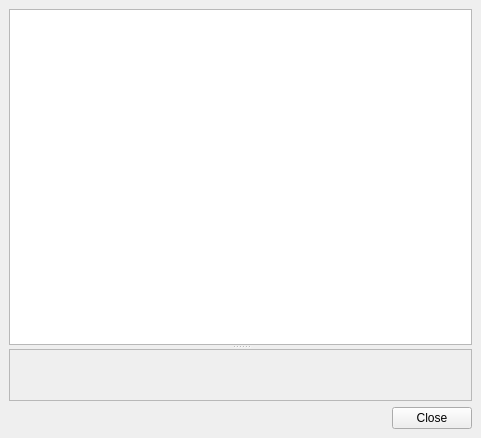
Old version of the form hgqvlib/qt4/fileviewer.ui in the repository TyberiusPrime/hgview.
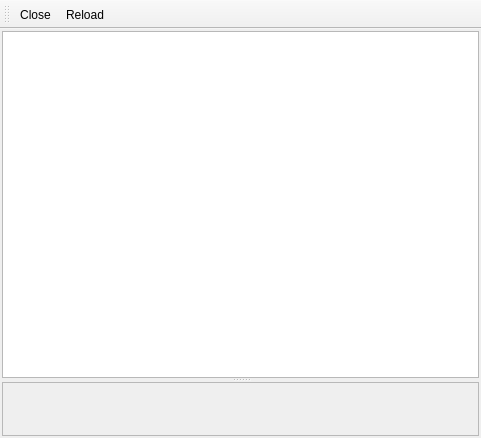
New version of the form. Custom widgets are drawn as their Qt base class.

Commit message: Crated a widget for managing file list of a revision and use it in the repo viewver.

What changed in the file:
```diff
--- a/hgqvlib/qt4/fileviewer.ui
+++ b/hgqvlib/qt4/fileviewer.ui
@@ -16,12 +16,15 @@
    <property name="geometry" >
     <rect>
      <x>0</x>
-     <y>0</y>
+     <y>33</y>
      <width>481</width>
-     <height>438</height>
+     <height>405</height>
     </rect>
    </property>
    <layout class="QVBoxLayout" name="verticalLayout" >
+    <property name="margin" >
+     <number>2</number>
+    </property>
     <item>
      <widget class="QSplitter" name="splitter" >
       <property name="orientation" >
@@ -54,18 +57,45 @@
       </widget>
      </widget>
     </item>
-    <item>
-     <widget class="QDialogButtonBox" name="buttonBox" >
-      <property name="orientation" >
-       <enum>Qt::Horizontal</enum>
-      </property>
-      <property name="standardButtons" >
-       <set>QDialogButtonBox::Close</set>
-      </property>
-     </widget>
-    </item>
    </layout>
   </widget>
+  <widget class="QToolBar" name="toolBar" >
+   <property name="geometry" >
+    <rect>
+     <x>0</x>
+     <y>0</y>
+     <width>481</width>
+     <height>33</height>
+    </rect>
+   </property>
+   <property name="windowTitle" >
+    <string>toolBar</string>
+   </property>
+   <attribute name="toolBarArea" >
+    <enum>TopToolBarArea</enum>
+   </attribute>
+   <attribute name="toolBarBreak" >
+    <bool>false</bool>
+   </attribute>
+   <addaction name="actionClose" />
+   <addaction name="actionReload" />
+  </widget>
+  <action name="actionClose" >
+   <property name="text" >
+    <string>Close</string>
+   </property>
+   <property name="shortcut" >
+    <string>Ctrl+Q</string>
+   </property>
+  </action>
+  <action name="actionReload" >
+   <property name="text" >
+    <string>Reload</string>
+   </property>
+   <property name="shortcut" >
+    <string>Ctrl+R</string>
+   </property>
+  </action>
  </widget>
  <customwidgets>
   <customwidget>
```
Left out of the diff: 35 changed lines with no effect on the pictures. The commit also changes 6 other files.
